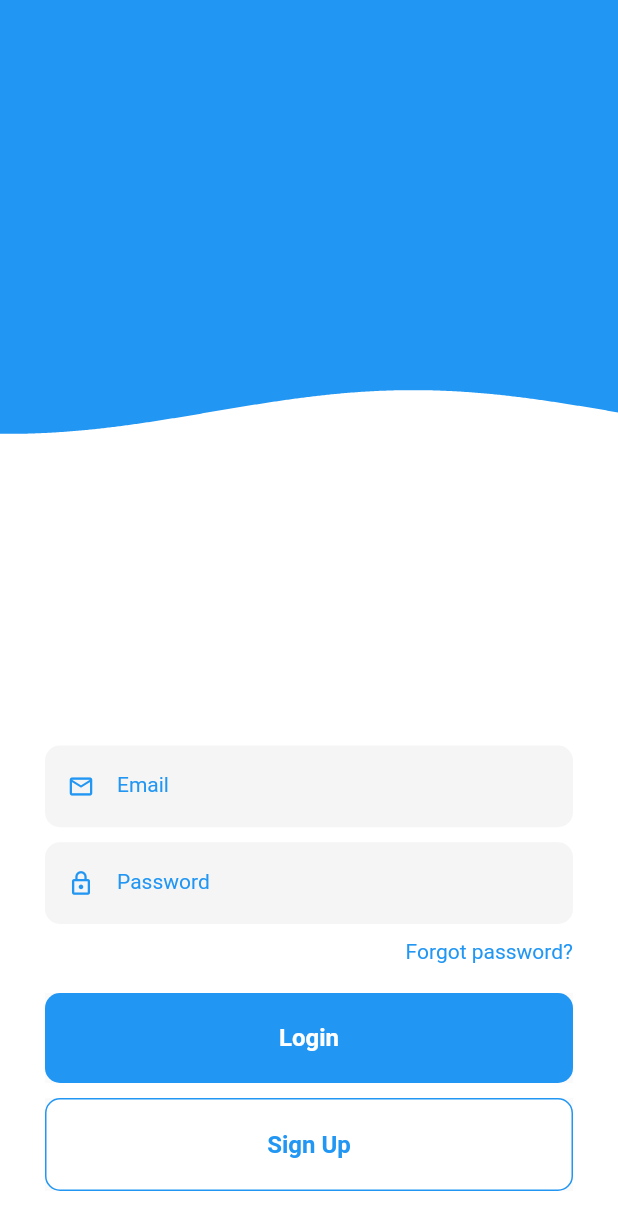
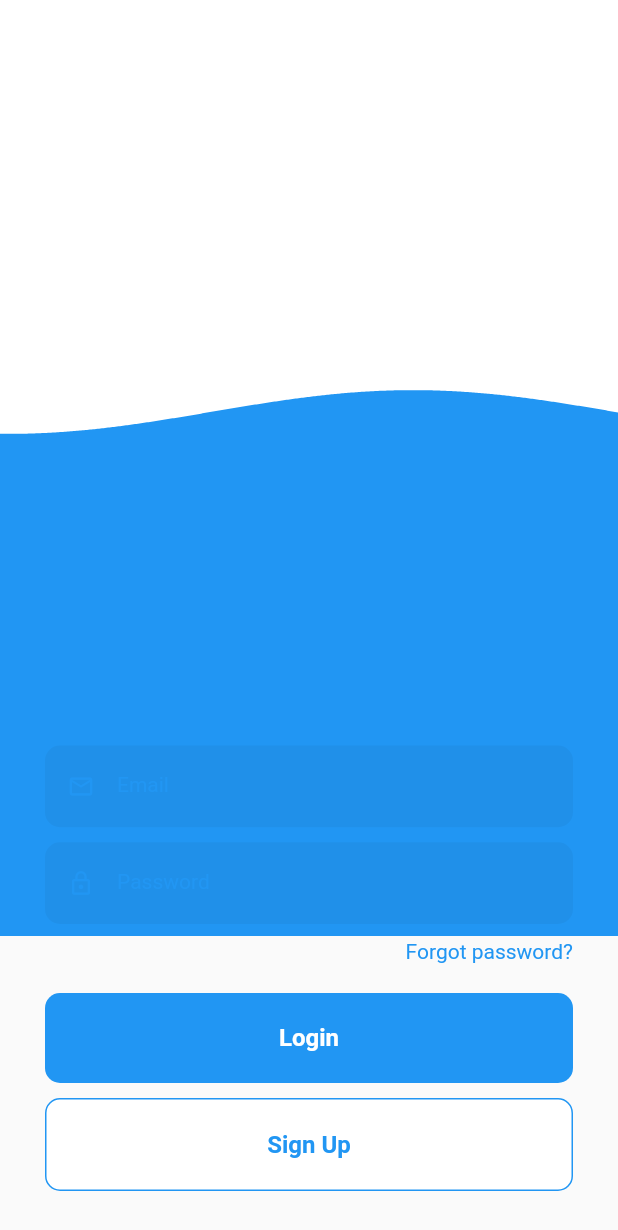
Before and after one commit to Amarygdala/wood_walk, a Flutter app: the Login screen opened directly, on a phone screen of 412 x 824 dp. Shown: the top 1230 px of the screen. Run offline on Flutter 3.47's test engine with Material 2 defaults, Android fonts, the light colour scheme and no system bars; our stand-ins replace pedometer; network calls fail.

Commit message:
Wave Effect update

```diff
--- a/lib/clipper_widget.dart
+++ b/lib/clipper_widget.dart
@@ -9,8 +9,8 @@ class ClipperWidget extends CustomClipper<Path>{
   getClip(Size size) {
     final path = Path();
     path.addPolygon(waveList, false);
-    path.lineTo(size.width, size.height);
-    path.lineTo(0.0, size.height);
+    path.lineTo(size.width, 0.0);
+    path.lineTo(0.0, 0.0);
     path.close();
     return path;
   }
```
